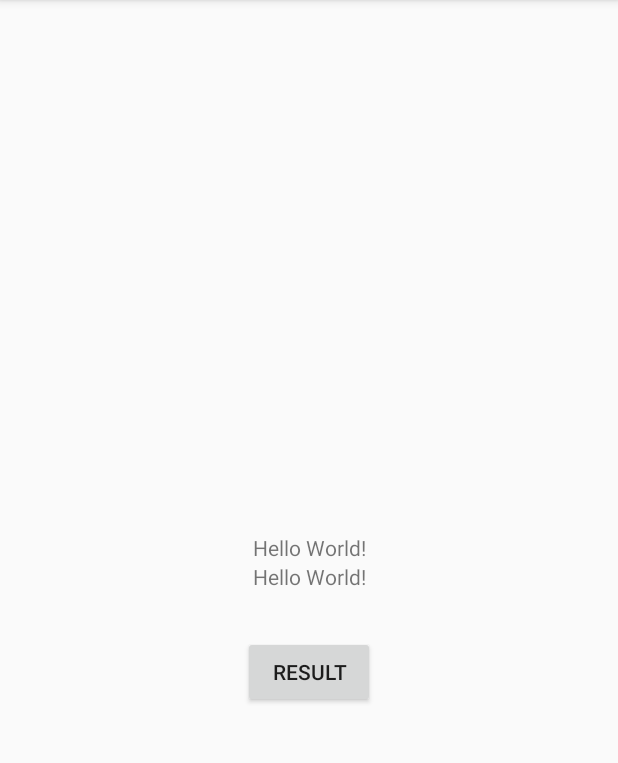
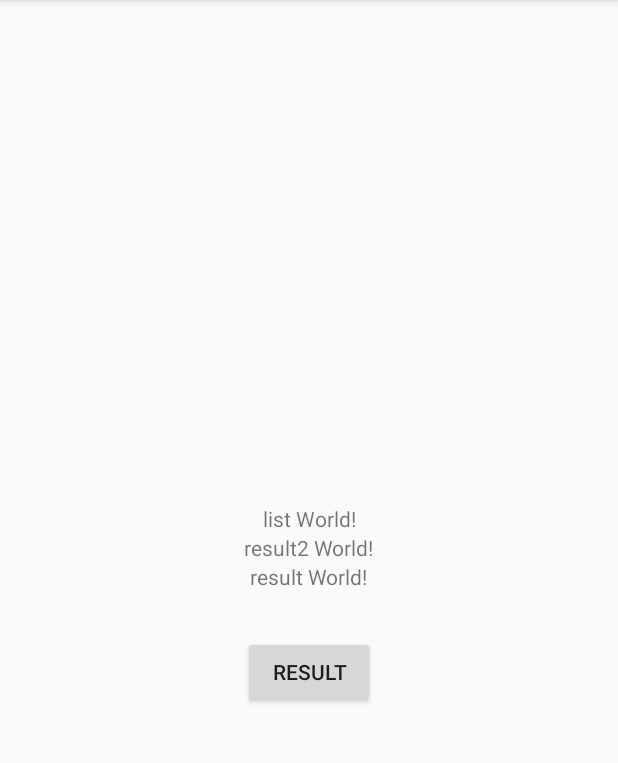
Before and after one commit to betrayers000/android_sensor, an Android app: the screen it shows after launch (MainActivity), on a phone screen of 412 x 824 dp, the part 84-847 px from its top. Run offline under Robolectric (Android 15) with nearby library versions, the phone set to English and light mode, and no system bars; libraries missing offline, so code that uses them is left out: com.hoho.android.

Commit message:
list add

```diff
--- a/app/src/main/java/com/example/sensor/MainActivity.kt
+++ b/app/src/main/java/com/example/sensor/MainActivity.kt
@@ -50,6 +50,11 @@ class MainActivity : AppCompatActivity() {
         if (driverList.isEmpty()){
             return
         }
+        var builder = StringBuilder()
+        driverList.forEach { driver ->
+            builder.append(driver.device.deviceName)
+        }
+        list_viewer.text = builder
         val driver :UsbSerialDriver = driverList.get(0)
         val connection : UsbDeviceConnection = manager.openDevice(driver.device)
 
--- a/app/src/main/res/layout/activity_main.xml
+++ b/app/src/main/res/layout/activity_main.xml
@@ -7,10 +7,18 @@
     tools:context=".MainActivity">
 
     <TextView
+        android:id="@+id/list_viewer"
+        android:layout_width="wrap_content"
+        android:layout_height="wrap_content"
+        android:text="list World!"
+        app:layout_constraintBottom_toTopOf="@id/result_viewer2"
+        app:layout_constraintLeft_toLeftOf="parent"
+        app:layout_constraintRight_toRightOf="parent" />
+    <TextView
         android:id="@+id/result_viewer"
         android:layout_width="wrap_content"
         android:layout_height="wrap_content"
-        android:text="Hello World!"
+        android:text="result World!"
         app:layout_constraintBottom_toBottomOf="parent"
         app:layout_constraintLeft_toLeftOf="parent"
         app:layout_constraintRight_toRightOf="parent"
@@ -19,7 +27,7 @@
         android:id="@+id/result_viewer2"
         android:layout_width="wrap_content"
         android:layout_height="wrap_content"
-        android:text="Hello World!"
+        android:text="result2 World!"
         app:layout_constraintBottom_toTopOf="@id/result_viewer"
         app:layout_constraintLeft_toLeftOf="parent"
         app:layout_constraintRight_toRightOf="parent"
```
